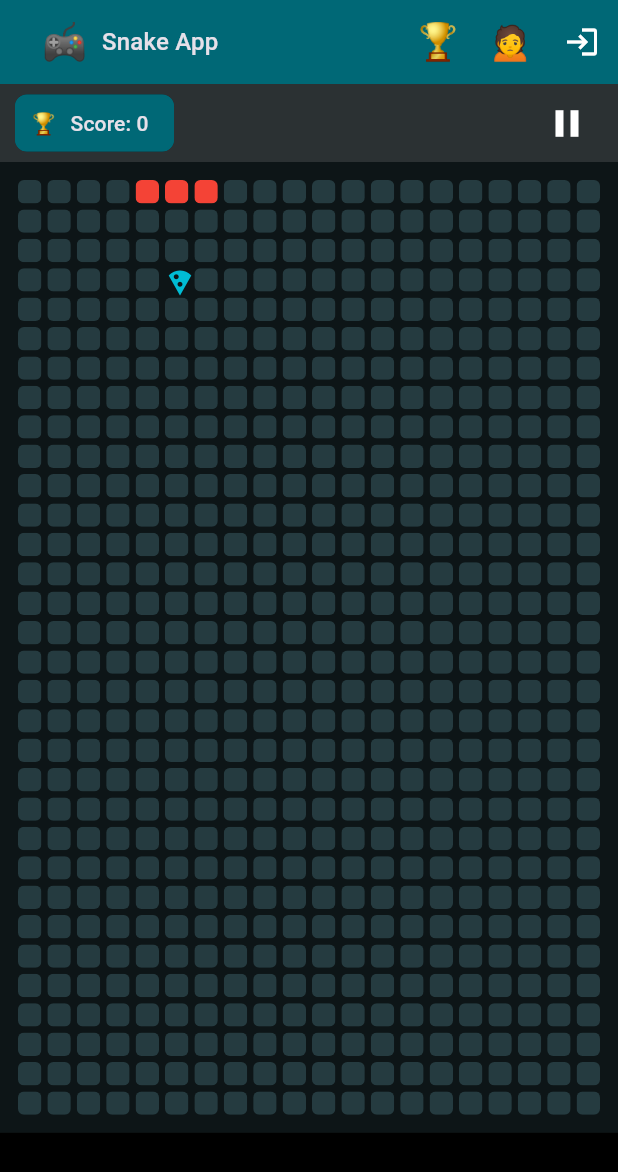
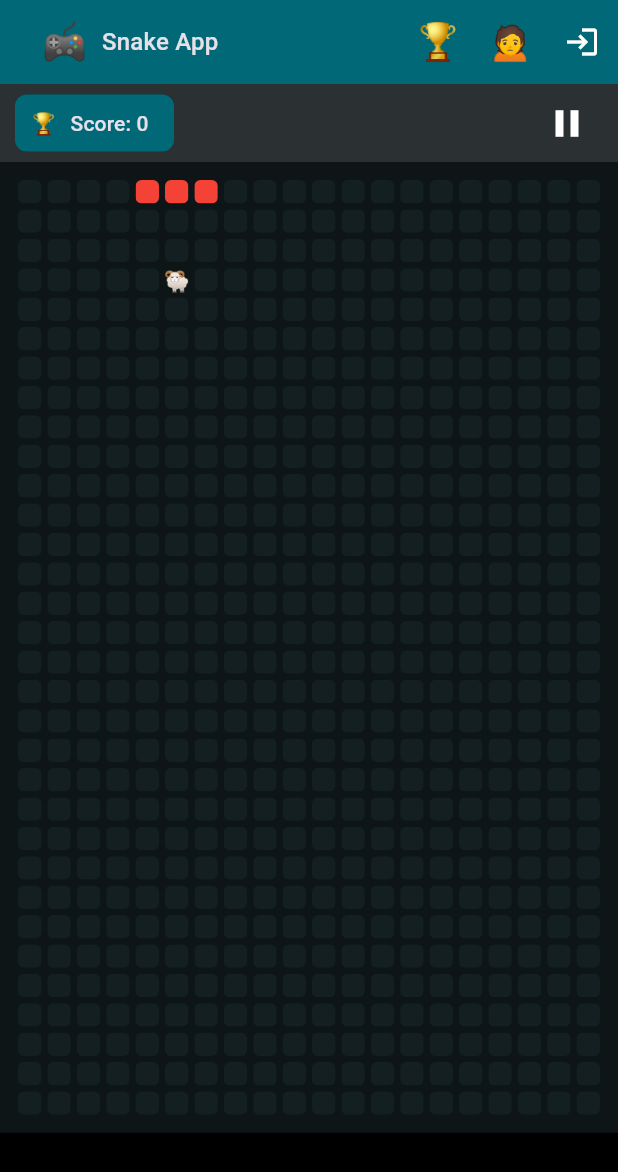
Before and after one commit to chingalo-family/snake-app, a Flutter app: the screen it shows after launch, after a tap on "Play Now", after a tap on the "play arrow" icon, on a phone screen of 412 x 824 dp. Shown: the top 1172 px of the screen. Run offline on Flutter 3.47's test engine with Material 3 defaults, Android fonts, the phone set to English and light mode, and no system bars; our stand-ins replace flutter_svg, fluttertoast, shared_preferences, sqflite; missing offline and left inert: dhis2_dart_utils, mailer; accounts and stored records are empty.

Commit message:
feat: add dirrefnt food on display container

```diff
--- a/lib/core/app_state/snake_state/snake_state.dart
+++ b/lib/core/app_state/snake_state/snake_state.dart
@@ -4,15 +4,15 @@ import 'dart:math';
 import 'package:flutter/foundation.dart';
 import 'package:snake_app/core/constants/app_info_reference.dart';
 import 'package:snake_app/core/constants/game_direction.dart';
-import 'package:snake_app/core/constants/game_store_reference.dart';
+import 'package:snake_app/core/constants/game_food_store_reference.dart';
 import 'package:snake_app/core/constants/snake_reference.dart';
-import 'package:snake_app/core/models/game_score.dart';
+import 'package:snake_app/core/models/game_food_score.dart';
 
 class SnakeState with ChangeNotifier {
   int _foodIndex = 0;
   int _gamePanelHeight = 0;
   int _gameBoxSize = 0;
-  GameScore? _gameScore;
+  GameFoodScore? _gameFoodScore;
   List<int> _snake = [];
   bool _isGameOver = false;
   bool _isGamePaused = true;
@@ -29,10 +29,10 @@ class SnakeState with ChangeNotifier {
   GameDirection get direction => _direction;
   bool get isGameOver => _isGameOver;
   bool get isGamePaused => _isGamePaused;
-  GameScore get gameScore => _gameScore ?? GameStoreReference.gameScores.first;
-
+  GameFoodScore get gameFoodScore =>
+      _gameFoodScore ?? GameStoreReference.gameFoodScores.first;
   void resetSnakeState() {
-    _gameScore = GameStoreReference.gameScores.first;
+    _gameFoodScore = GameStoreReference.gameFoodScores.first;
     _gamePanelHeight = 0;
     _foodIndex = 0;
     _snake = [];
@@ -109,8 +109,10 @@ class SnakeState with ChangeNotifier {
 
   void generateSnakeFood() {
     _foodIndex = DateTime.now().millisecondsSinceEpoch % gamePanelHeight;
-    _gameScore = GameStoreReference
-        .gameScores[Random().nextInt(GameStoreReference.gameScores.length)];
+    _gameFoodScore =
+        GameStoreReference.gameFoodScores[Random().nextInt(
+          GameStoreReference.gameFoodScores.length,
+        )];
     if (_snake.contains(_foodIndex)) {
       generateSnakeFood();
     } else {
@@ -167,11 +169,13 @@ class SnakeState with ChangeNotifier {
         ..._snake,
       ];
       if (head == foodIndex) {
+        _score += gameFoodScore.score;
         generateSnakeFood();
-        _score += gameScore.score;
       } else {
-        int last = _snake.last;
-        _snake = _snake.where((val) => val != last).toList();
+        int lastSnakeSegment = _snake.last;
+        _snake = _snake
+            .where((snakeSegment) => snakeSegment != lastSnakeSegment)
+            .toList();
       }
     }
     notifyListeners();
--- /dev/null
+++ b/lib/core/constants/game_food_store_reference.dart
@@ -0,0 +1,27 @@
+import 'package:snake_app/core/models/game_food_score.dart';
+
+class GameStoreReference {
+  static final List<GameFoodScore> gameFoodScores = [
+    GameFoodScore(score: 10, icon: '🍭'),
+    GameFoodScore(score: 20, icon: '🍕'),
+    GameFoodScore(score: 20, icon: '🍔'),
+    GameFoodScore(score: 25, icon: '🥓'),
+    GameFoodScore(score: 30, icon: '🍇'),
+    GameFoodScore(score: 30, icon: '🍌'),
+    GameFoodScore(score: 25, icon: '🥑'),
+    GameFoodScore(score: 20, icon: '🍉'),
+    GameFoodScore(score: 20, icon: '🍓'),
+    GameFoodScore(score: 50, icon: '🎂'),
+    GameFoodScore(score: 60, icon: '🦆'),
+    GameFoodScore(score: 55, icon: '🐓'),
+    GameFoodScore(score: 40, icon: '🐠'),
+    GameFoodScore(score: 65, icon: '🦈'),
+    GameFoodScore(score: 70, icon: '🐬'),
+    GameFoodScore(score: 70, icon: '🐐'),
+    GameFoodScore(score: 75, icon: '🐏'),
+    GameFoodScore(score: 80, icon: '🐄'),
+    GameFoodScore(score: 85, icon: '🐂'),
+    GameFoodScore(score: 90, icon: '🦌'),
+    GameFoodScore(score: 55, icon: '🐖'),
+  ];
+}
--- a/lib/core/constants/game_store_reference.dart
+++ /dev/null
@@ -1,27 +0,0 @@
-import 'package:snake_app/core/models/game_score.dart';
-
-class GameStoreReference {
-  static final List<GameScore> gameScores = [
-    GameScore(score: 1, icon: '🍭'),
-    GameScore(score: 5, icon: '🍕'),
-    GameScore(score: 5, icon: '🍔'),
-    GameScore(score: 5, icon: '🥓'),
-    GameScore(score: 10, icon: '🍇'),
-    GameScore(score: 10, icon: '🍌'),
-    GameScore(score: 10, icon: '🥑'),
-    GameScore(score: 10, icon: '🍉'),
-    GameScore(score: 10, icon: '🍓'),
-    GameScore(score: 5, icon: '🎂'),
-    GameScore(score: 10, icon: '🦆'),
-    GameScore(score: 15, icon: '🐓'),
-    GameScore(score: 10, icon: '🐠'),
-    GameScore(score: 20, icon: '🦈'),
-    GameScore(score: 25, icon: '🐬'),
-    GameScore(score: 40, icon: '🐐'),
-    GameScore(score: 45, icon: '🐏'),
-    GameScore(score: 40, icon: '🐄'),
-    GameScore(score: 45, icon: '🐂'),
-    GameScore(score: 50, icon: '🦌'),
-    GameScore(score: 30, icon: '🐖'),
-  ];
-}
--- a/lib/core/models/game_score.dart
+++ b/lib/core/models/game_food_score.dart
@@ -1,8 +1,8 @@
-class GameScore {
+class GameFoodScore {
   int score;
   String icon;
 
-  GameScore({required this.score, required this.icon});
+  GameFoodScore({required this.score, required this.icon});
 
   @override
   String toString() {
--- a/lib/modules/game/components/game_play_container.dart
+++ b/lib/modules/game/components/game_play_container.dart
@@ -3,6 +3,7 @@ import 'package:provider/provider.dart';
 import 'package:snake_app/core/app_state/snake_state/snake_state.dart';
 import 'package:snake_app/core/constants/app_info_reference.dart';
 import 'package:snake_app/core/constants/game_direction.dart';
+import 'package:snake_app/core/models/game_food_score.dart';
 import 'package:snake_app/core/utils/app_modal_util.dart';
 import 'package:snake_app/core/utils/app_util.dart';
 import 'package:snake_app/modules/game/components/game_confirmation_modal.dart';
@@ -119,6 +120,7 @@ class _GamePlayContainerState extends State<GamePlayContainer> {
         int foodIndex = snakeState.foodIndex;
         GameDirection direction = snakeState.direction;
         bool hasGameStarted = snakeState.hasGameStarted;
+        GameFoodScore gameFoodScore = snakeState.gameFoodScore;
         int numberOfRows = _getNumberOfRows();
         int totalBoxes = numberOfRows * AppInfoReference.gridColumnsCount;
         return GestureDetector(
@@ -146,16 +148,7 @@ class _GamePlayContainerState extends State<GamePlayContainer> {
                           ),
                         )
                       : index == foodIndex && hasGameStarted
-                      ? Center(
-                          child: Container(
-                            padding: const EdgeInsets.all(2),
-                            child: const Icon(
-                              Icons.local_pizza,
-                              size: 20.0,
-                              color: Colors.cyan,
-                            ),
-                          ),
-                        )
+                      ? Center(child: Text(gameFoodScore.icon))
                       : Center(
                           child: Container(
                             padding: const EdgeInsets.all(2),
@@ -165,7 +158,7 @@ class _GamePlayContainerState extends State<GamePlayContainer> {
                                 color: Theme.of(context)
                                     .colorScheme
                                     .inversePrimary
-                                    .withValues(alpha: 0.2),
+                                    .withValues(alpha: 0.05),
                               ),
                             ),
                           ),
```
